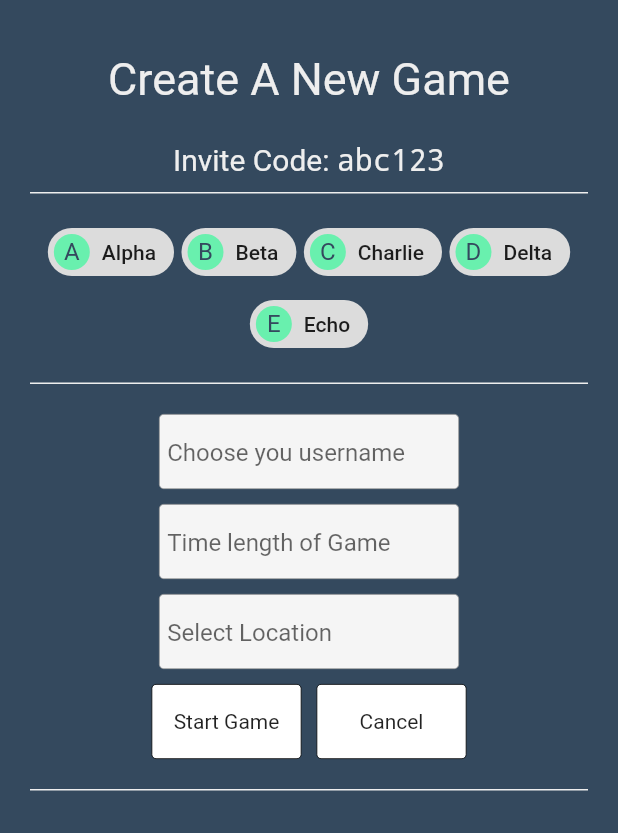
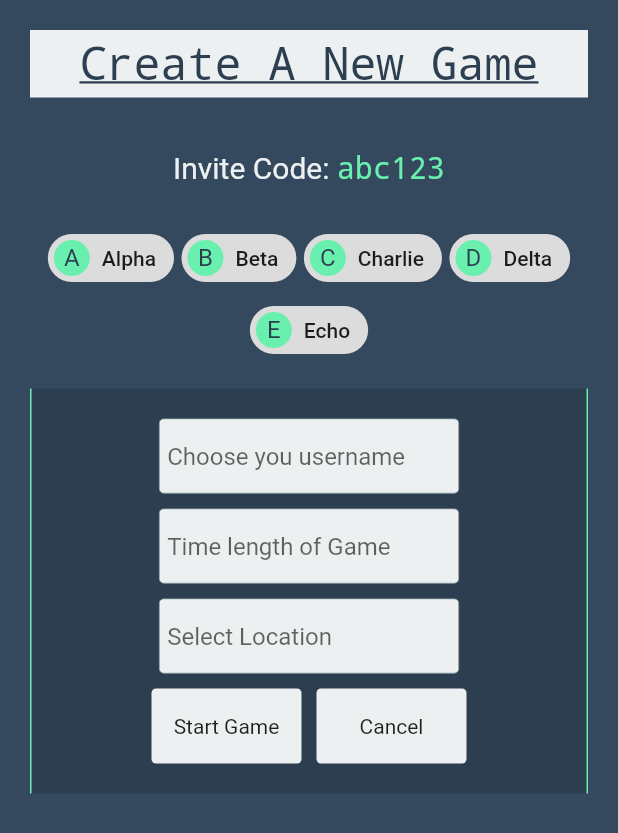
Before and after one commit to lopezhansel/spy-game, a Flutter app: the screen it shows after launch, after a tap on "New Game", on a phone screen of 412 x 824 dp. Shown: the top 833 px of the screen. Run offline on Flutter 3.47's test engine with Material 2 defaults, Android fonts, the phone set to English and light mode, and no system bars; Roboto replaces fonts that are missing (Raleway).

Commit message:
update: Add Colors Class

```diff
--- a/lib/CreateGameSreen/InviteWidget.dart
+++ b/lib/CreateGameSreen/InviteWidget.dart
@@ -1,4 +1,5 @@
 import 'package:flutter/material.dart';
+import 'package:hello_world/Shared/Styles.dart';
 
 class InviteWidget extends StatelessWidget {
   final String accessCode;
@@ -14,7 +15,7 @@ class InviteWidget extends StatelessWidget {
           Text(
             "Invite Code: ",
             style: TextStyle(
-              color: Colors.grey[200],
+              color: MyColors.clouds,
               fontSize: 20,
               fontFamily: "Raleway",
             ),
@@ -22,7 +23,7 @@ class InviteWidget extends StatelessWidget {
           Text(
             "$accessCode",
             style: TextStyle(
-              color: Colors.grey[200],
+              color: MyColors.emerald,
               fontSize: 20,
               fontFamily: "Monospace",
             ),
--- a/lib/CreateGameSreen/PlayerList.dart
+++ b/lib/CreateGameSreen/PlayerList.dart
@@ -1,5 +1,5 @@
 import 'package:flutter/material.dart';
-import 'package:hello_world/Shared/BorderContainer.dart';
+import 'package:hello_world/Shared/Styles.dart';
 
 class Player {
   static int count = 1;
@@ -16,22 +16,24 @@ class PlayerList extends StatelessWidget {
 
   PlayerList(this.players);
 
-  final Widget waiting = Text('Waiting for players to join..',
-      style: TextStyle(
-        color: Colors.grey[200],
-        fontSize: 16,
-        fontStyle: FontStyle.italic,
-        fontFamily: "Raleway",
-      ));
+  final Widget waiting = Text(
+    'Waiting for players to join..',
+    style: TextStyle(
+      color: MyColors.clouds,
+      fontSize: 16,
+      fontStyle: FontStyle.italic,
+      fontFamily: "Raleway",
+    ),
+  );
 
   Chip playerToChip(Player player) {
     return Chip(
       label: Text(player.name),
       avatar: CircleAvatar(
-        backgroundColor: Colors.greenAccent,
+        backgroundColor: MyColors.emerald,
         child: Text(
           player.name.substring(0, 1).toUpperCase(),
-          style: TextStyle(color: Color(0xff34495e)),
+          style: TextStyle(color: MyColors.midNightBlue),
         ),
       ),
     );
@@ -41,13 +43,14 @@ class PlayerList extends StatelessWidget {
   Widget build(BuildContext context) {
     bool hasPlayers = players.length > 0;
     Widget playersList = Padding(
-        padding: EdgeInsets.fromLTRB(10, 0, 10, 0),
+        padding: EdgeInsets.fromLTRB(5, 10, 5, 10),
         child: Wrap(
           alignment: WrapAlignment.spaceEvenly,
           spacing: 5.0,
           children: players.map(playerToChip).toList(),
         ));
-    return BorderContainer.top(
+    return Container(
+      padding: EdgeInsets.fromLTRB(0, 5, 0, 5),
       child: hasPlayers ? playersList : waiting,
     );
   }
--- a/lib/Shared/BorderContainer.dart
+++ b/lib/Shared/BorderContainer.dart
@@ -1,4 +1,5 @@
 import 'package:flutter/material.dart';
+import 'package:hello_world/Shared/Styles.dart';
 
 class BorderContainer extends StatelessWidget {
   final Widget child;
@@ -19,12 +20,13 @@ class BorderContainer extends StatelessWidget {
       child: child,
       padding: const EdgeInsets.fromLTRB(0, 15, 0, 15),
       decoration: BoxDecoration(
+        color: MyColors.midNightBlue,
         border: Border(
-          bottom: bottomBorder
-              ? BorderSide(width: 1.0, color: Color(0xFFEEEEEE))
+          right: bottomBorder
+              ? BorderSide(width: 1.0, color: MyColors.emerald)
               : BorderSide.none,
-          top: topBorder
-              ? BorderSide(width: 1.0, color: Color(0xFFEEEEEE))
+          left: topBorder
+              ? BorderSide(width: 1.0, color: MyColors.emerald)
               : BorderSide.none,
         ),
       ),
--- a/lib/Shared/InputField.dart
+++ b/lib/Shared/InputField.dart
@@ -1,14 +1,16 @@
 import 'package:flutter/material.dart';
+import 'package:hello_world/Shared/Styles.dart';
 
 class InputField extends StatefulWidget {
   final String placeHolder;
   final Function onMenuItemPressed;
 
-  InputField({Key key, this.placeHolder, this.onMenuItemPressed}) : super(key: key);
+  InputField({Key key, this.placeHolder, this.onMenuItemPressed})
+      : super(key: key);
 
   @override
-  _InputFieldState createState() =>
-      _InputFieldState(placeHolder: placeHolder, onMenuItemPressed: onMenuItemPressed);
+  _InputFieldState createState() => _InputFieldState(
+      placeHolder: placeHolder, onMenuItemPressed: onMenuItemPressed);
 }
 
 class _InputFieldState extends State<InputField> {
@@ -52,10 +54,12 @@ class _InputFieldState extends State<InputField> {
       ),
       alignment: Alignment.center,
       decoration: BoxDecoration(
-        color: Colors.grey[100],
+        color: MyColors.clouds,
         borderRadius: BorderRadius.all(Radius.circular(3)),
         border: Border.all(
-            width: 0.5, color: _highlight ? Colors.blue : Colors.grey),
+          width: 0.5,
+          color: _highlight ? MyColors.emerald : MyColors.concrete,
+        ),
       ),
     );
   }
--- a/lib/Shared/MenuButton.dart
+++ b/lib/Shared/MenuButton.dart
@@ -1,8 +1,15 @@
 import 'package:flutter/material.dart';
+import 'package:hello_world/Shared/Styles.dart';
+
+enum MenuButtonTypes {
+  basic,
+  hightlight,
+}
 
 class MenuButton extends StatefulWidget {
   final String name;
   final Function onMenuItemPressed;
+  MenuButtonTypes type; // TODO:
 
   MenuButton({Key key, this.name, this.onMenuItemPressed}) : super(key: key);
 
@@ -41,9 +48,8 @@ class _MenuButton extends State<MenuButton> {
         child: Text(name),
         alignment: Alignment.center,
         decoration: BoxDecoration(
-          color: _highlight ? Colors.grey : Colors.white,
+          color: _highlight ? MyColors.silver : MyColors.clouds,
           borderRadius: BorderRadius.all(Radius.circular(3)),
-          border: Border.all(width: 0.5, color: Color(0xFFFF000000)),
         ),
       ),
     );
--- a/lib/Shared/SpyfallPage.dart
+++ b/lib/Shared/SpyfallPage.dart
@@ -1,4 +1,5 @@
 import 'package:flutter/material.dart';
+import 'package:hello_world/Shared/Styles.dart';
 
 class SpyfallPage extends StatelessWidget {
   final Widget child;
@@ -8,7 +9,7 @@ class SpyfallPage extends StatelessWidget {
   @override
   Widget build(BuildContext context) {
     return Container(
-      color: Color(0xff34495e),
+      color: MyColors.wetAsphalt,
       alignment: Alignment(0.0, 0.0),
       padding: EdgeInsets.all(20),
       child: child,
--- /dev/null
+++ b/lib/Shared/Styles.dart
@@ -0,0 +1,25 @@
+import 'package:flutter/material.dart';
+
+class MyColors {
+  /* Dark Blue */
+  static Color wetAsphalt = Color(0xff34495e);
+  static Color midNightBlue = Color(0xff2c3e50);
+  /* GREY */
+  static Color clouds = Color(0xffecf0f1); // bright neon color
+  static Color silver = Color(0xffbdc3c7); // bright neon color
+  static Color concrete = Color(0xFF95A5A6);
+  static Color asbestors = Color(0xFF7F8C8D);
+  /* RED */
+  static Color alizarin = Color(0xFFE74C3C);
+  static Color pomegrante = Color(0xFFC0392B);
+  /* Blue */
+  static Color belieze = Color(0xFF2980B9);
+  static Color peterRiver = Color(0xFF3498DB);
+  /* Green */
+  static Color emerald = Colors.greenAccent;
+  // static Color emerald = Color(0xFF2ECC71);
+  static Color nephetis = Color(0xFF27AE60);
+  /* Yellow */
+  static Color sunflower = Color(0xFFF1C40F);
+  static Color orange = Color(0xFFF39C12);
+}
--- a/lib/Shared/TopHeader.dart
+++ b/lib/Shared/TopHeader.dart
@@ -1,4 +1,5 @@
 import 'package:flutter/material.dart';
+import 'package:hello_world/Shared/Styles.dart';
 
 class TopHeader extends StatelessWidget {
   final String title;
@@ -8,13 +9,19 @@ class TopHeader extends StatelessWidget {
   @override
   Widget build(BuildContext context) {
     return Container(
-      padding: EdgeInsets.all(15),
+      decoration: BoxDecoration(color: MyColors.clouds),
+      alignment: Alignment(0.0, 0.0),
+      padding: EdgeInsets.all(5),
+      margin: EdgeInsets.fromLTRB(0, 0, 0, 25),
       child: Text(
         title,
         style: TextStyle(
-          color: Colors.grey[200],
+          color: MyColors.midNightBlue,
           fontSize: 30,
-          fontFamily: "Raleway",
+          fontFamily: "Monospace",
+          fontWeight: FontWeight.w400,
+          fontStyle: FontStyle.normal,
+          decoration: TextDecoration.underline,
         ),
       ),
     );
--- a/lib/main.dart
+++ b/lib/main.dart
@@ -5,6 +5,7 @@ import 'package:hello_world/JoinGameScreen/JoinGameScreen.dart';
 import 'package:hello_world/InvitationScreen/InvitationScreen.dart';
 import 'package:hello_world/OngoingGameScreen/OngoingGameScreen.dart';
 import 'package:hello_world/Shared/Navigate.dart';
+import 'package:hello_world/Shared/Styles.dart';
 
 void main() => runApp(MyApp());
 
@@ -15,7 +16,9 @@ class MyApp extends StatelessWidget {
       debugShowCheckedModeBanner: false,
       title: 'Flutter Demo',
       theme: ThemeData(
-        primarySwatch: Colors.blue,
+        primaryColor: MyColors.wetAsphalt,
+        primaryColorDark: MyColors.wetAsphalt,
+        primaryColorLight: MyColors.midNightBlue,
       ),
       home: Router(title: 'Spyfall'),
     );
```
